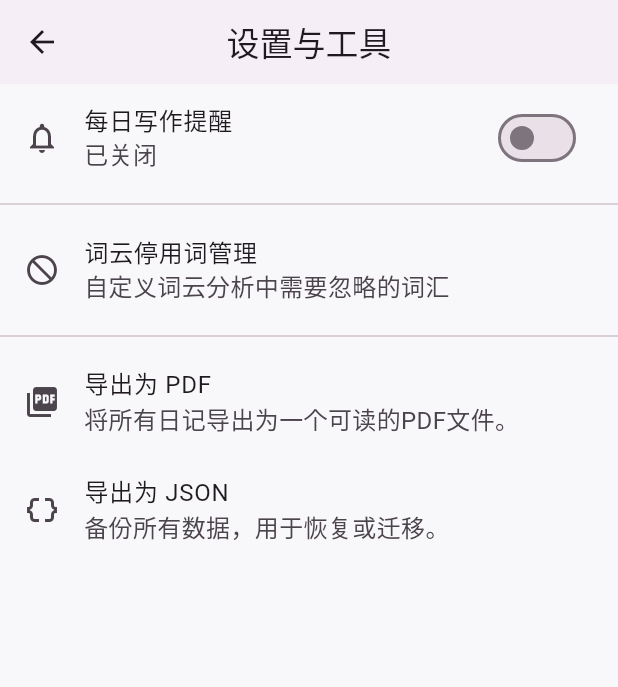
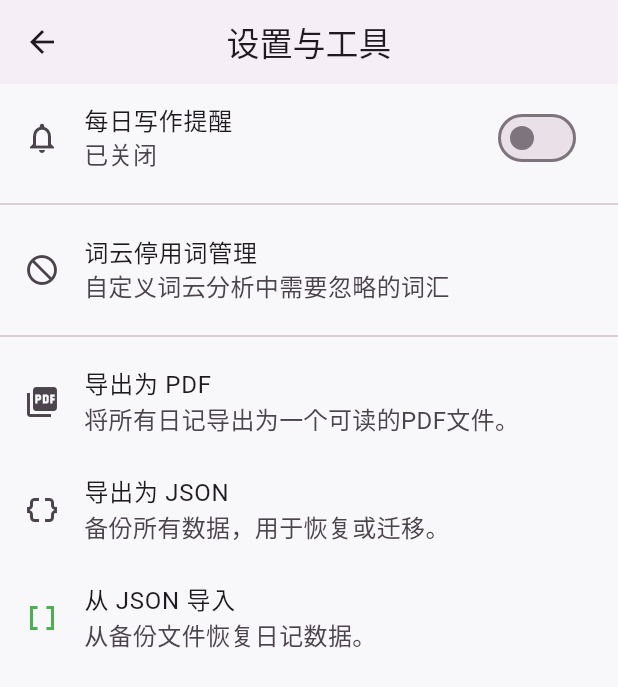
Before and after one commit to huajianwu050114/my_new_diary, a Flutter app: the SettingsPage screen opened directly, on a phone screen of 412 x 824 dp. Shown: the top 687 px of the screen. Run offline on Flutter 3.47's test engine with Material 3 defaults, Android fonts, the light colour scheme and no system bars; our stand-ins replace carousel_slider, file_picker, fl_chart, flutter_heatmap_calendar, flutter_local_notifications, flutter_map and 11 more; missing offline and left inert: word_cloud; accounts and stored records are empty; network calls fail; Roboto replaces fonts that are missing (MiSans).

Commit message:
修复定位，添加导入工具，增加一键写日记功能

```diff
--- a/lib/main.dart
+++ b/lib/main.dart
@@ -5,10 +5,6 @@ import 'package:flutter/material.dart';
 import 'package:intl/date_symbol_data_local.dart';
 import 'package:provider/provider.dart';
 import 'diary_service.dart';
-// import 'add_diary_page.dart'; // 已移至 diary_home_page.dart
-// import 'dart:io'; // 已移至 diary_home_page.dart
-// import 'diary_view_page.dart'; // 已移至 diary_home_page.dart
-// import 'package:flutter_slidable/flutter_slidable.dart'; // 已移至 diary_home_page.dart
 import 'home_page.dart';
 import 'theme_provider.dart';
 import 'user_provider.dart';
@@ -17,6 +13,7 @@ import 'auth_gate.dart';
 import 'festival_service.dart';
 import 'notification_service.dart';
 import 'diary_home_page.dart'; // <-- 新增的导入
+import 'theme_provider.dart';
 
 void main() async {
   WidgetsFlutterBinding.ensureInitialized();
@@ -77,37 +74,49 @@ final ThemeData lightTheme = ThemeData(
 // 夜间主题
 final ThemeData darkTheme = ThemeData(
   brightness: Brightness.dark,
-  primarySwatch: Colors.deepPurple,
+  fontFamily: 'MiSans',
+  useMaterial3: true,
+
+  // 1. 核心颜色方案保持不变，我们主要调整背景和表面
+  primarySwatch: Colors.blue,
   colorScheme: ColorScheme.fromSeed(
-    seedColor: Colors.deepPurple,
-    brightness: Brightness.dark, // 关键！设置为暗色
+    seedColor: const Color(0xFF4A90E2),
+    brightness: Brightness.dark,
+    primary: const Color(0xFF4A90E2),
+    secondary: const Color(0xFF00796B),
   ),
-  useMaterial3: true,
-  fontFamily: 'MiSans',
-  scaffoldBackgroundColor: const Color(0xFF121212), // 深黑色背景
-  appBarTheme: AppBarTheme(
-    backgroundColor: Colors.grey.shade900.withOpacity(0.5),
-    elevation: 0,
-    centerTitle: true,
-  ),
+
+  // 2. VVV 使用更深的背景和表面颜色 VVV
+  scaffoldBackgroundColor: const Color(0xFF121212), // Material Design 标准深色背景
   cardTheme: CardThemeData(
-    color: const Color(0xFF1E1E1E), // 卡片颜色比背景稍亮
+    color: const Color(0xFF1E1E1E), // 卡片表面颜色，比背景稍亮
     elevation: 2.0,
-    shape: RoundedRectangleBorder(
-      borderRadius: BorderRadius.circular(15.0),
-    ),
+    shape: RoundedRectangleBorder(borderRadius: BorderRadius.circular(15.0)),
     clipBehavior: Clip.antiAlias,
     margin: const EdgeInsets.symmetric(horizontal: 16.0, vertical: 8.0),
   ),
+
+  // 3. 文本和图标主题保持不变
   textTheme: TextTheme(
     bodyMedium: TextStyle(fontSize: 16.0, color: Colors.white.withOpacity(0.87)),
     titleMedium: TextStyle(fontSize: 16.0, fontWeight: FontWeight.w600, color: Colors.white.withOpacity(0.87)),
     bodySmall: TextStyle(fontSize: 12.0, color: Colors.white.withOpacity(0.6)),
   ),
+  iconTheme: IconThemeData(color: Colors.white.withOpacity(0.87)),
+
+  // 4. 其他UI组件样式
+  appBarTheme: AppBarTheme(
+    backgroundColor: const Color(0xFF121212).withOpacity(0.8), // 与新背景色统一
+    elevation: 0,
+    centerTitle: true,
+  ),
   textButtonTheme: TextButtonThemeData(
     style: TextButton.styleFrom(
-      foregroundColor: Colors.purple.shade200,
+      foregroundColor: const Color(0xFF4A90E2),
     ),
+  ),
+  dividerTheme: DividerThemeData(
+    color: Colors.white.withOpacity(0.2),
   ),
 );
 class MyApp extends StatelessWidget {
--- a/lib/settings_page.dart
+++ b/lib/settings_page.dart
@@ -7,6 +7,9 @@ import 'notification_service.dart';
 import 'diary_service.dart';
 import 'export_service.dart';
 import 'stop_words_page.dart'; // VVV 导入新页面 VVV
+import 'package:file_picker/file_picker.dart';
+import 'dart:convert'; // 导入 dart:convert
+import 'dart:io'; // 导入 dart:io
 
 class SettingsPage extends StatefulWidget {
   const SettingsPage({super.key});
@@ -37,6 +40,52 @@ class _SettingsPageState extends State<SettingsPage> {
       final minute = prefs.getInt('reminder_minute') ?? 0;
       _reminderTime = TimeOfDay(hour: hour, minute: minute);
     });
+  }
+
+  Future<void> _runImport() async {
+    final result = await FilePicker.platform.pickFiles(
+      type: FileType.custom,
+      allowedExtensions: ['json'],
+    );
+
+    if (result == null || result.files.single.path == null) {
+      if (mounted) {
+        ScaffoldMessenger.of(context).showSnackBar(const SnackBar(content: Text('未选择任何文件。')));
+      }
+      return;
+    }
+
+    try {
+      final file = File(result.files.single.path!);
+      final jsonString = await file.readAsString();
+      final List<dynamic> entryMaps = jsonDecode(jsonString);
+
+      final diaryService = context.read<DiaryService>();
+      final existingEntries = await diaryService.getAllEntriesSorted();
+      final existingCreationTimes = existingEntries.map((e) => e.creationTime.toIso8601String()).toSet();
+
+      int importCount = 0;
+      for (var map in entryMaps) {
+        // 通过创建时间来判断是否为重复日记，避免重复导入
+        if (!existingCreationTimes.contains(map['creationTime'])) {
+          final newEntry = DiaryEntry.fromMap(map, ''); // filePath 在 addEntry 中会重新生成
+          await diaryService.addEntry(newEntry);
+          importCount++;
+        }
+      }
+
+      if (mounted) {
+        ScaffoldMessenger.of(context).showSnackBar(
+          SnackBar(content: Text('导入完成！成功导入 $importCount 篇新日记。')),
+        );
+      }
+    } catch (e) {
+      if (mounted) {
+        ScaffoldMessenger.of(context).showSnackBar(
+          SnackBar(content: Text('导入失败，文件格式错误或已损坏: $e')),
+        );
+      }
+    }
   }
 
   Future<void> _saveSettings(bool enabled, TimeOfDay time) async {
@@ -168,6 +217,12 @@ class _SettingsPageState extends State<SettingsPage> {
                 subtitle: const Text('备份所有数据，用于恢复或迁移。'),
                 onTap: _isExporting ? null : () => _runExport((s, cb) => s.exportToJson(onProgress: cb)),
               ),
+              ListTile(
+                leading: const Icon(Icons.data_array, color: Colors.green),
+                title: const Text('从 JSON 导入'),
+                subtitle: const Text('从备份文件恢复日记数据。'),
+                onTap: _isExporting ? null : _runImport, // VVV 绑定新的导入方法
+              ),
             ],
           ),
           if (_isExporting)
--- a/lib/theme_provider.dart
+++ b/lib/theme_provider.dart
@@ -22,19 +22,24 @@ class ThemeProvider extends ChangeNotifier {
 
   // And ONE set for dark mode
   final List<List<Color>> _darkGradients = const [
-    [Color(0xFF2E3192), Color(0xFF1BFFFF)],
-    [Color(0xFF673AB7), Color(0xFF512DA8)],
-    [Color(0xFF0D47A1), Color(0xFF1976D2)],
-    [Color(0xFF4527A0), Color(0xFF7E57C2)],
-    [Color(0xFF006064), Color(0xFF0097A7)],
-    [Color(0xFF1A237E), Color(0xFF303F9F)],
-    // Added colors from the previous festival list for more variety
-    [Color(0xff09203f), Color(0xff537895)],
-    [Color(0xff2c3e50), Color(0xff4ca1af)],
+    // 深海蓝 -> 星云紫
+    [Color(0xFF0D47A1), Color(0xFF4527A0)],
+    // 墨绿 -> 森林青
+    [Color(0xFF004D40), Color(0xFF00796B)],
+    // 石板灰 -> 月光银
+    [Color(0xFF37474F), Color(0xFF546E7A)],
+    // 午夜蓝 -> 黎明灰
+    [Color(0xFF2C3E50), Color(0xFF4CA1AF)],
+    // 玫瑰紫 -> 晚霞粉
+    [Color(0xFF880E4F), Color(0xFFC2185B)],
+    // 炭黑 -> 深空灰
+    [Color(0xFF212121), Color(0xFF424242)],
   ];
 
+  List<List<Color>> get cardGradientColors => isDarkMode ? _darkGradients : _lightGradients;
+
   // This single getter will now provide colors for ALL cards
-  List<List<Color>> get cardGradientColors => isDarkMode ? _darkGradients : _lightGradients;
+
 
   // We no longer need a separate festivalGradientColors getter
 
--- a/pubspec.yaml
+++ b/pubspec.yaml
@@ -54,6 +54,8 @@ dependencies:
   flutter_local_notifications: ^17.1.2 # 添加这一行
   timezone: ^0.9.3
   flutter_heatmap_calendar: ^1.0.5
+  flutter_map: ^8.2.1
+  flutter_speed_dial: ^7.0.0
 
 
   # The following adds the Cupertino Icons fonts to your application.
```
Also changed, not shown: lib/add_diary_page.dart (+25 -3 lines), lib/home_page.dart (+64 -20 lines), lib/map_selection_page.dart (added, +81 -0 lines), lib/themes.dart (added, +64 -0 lines), pubspec.lock.
